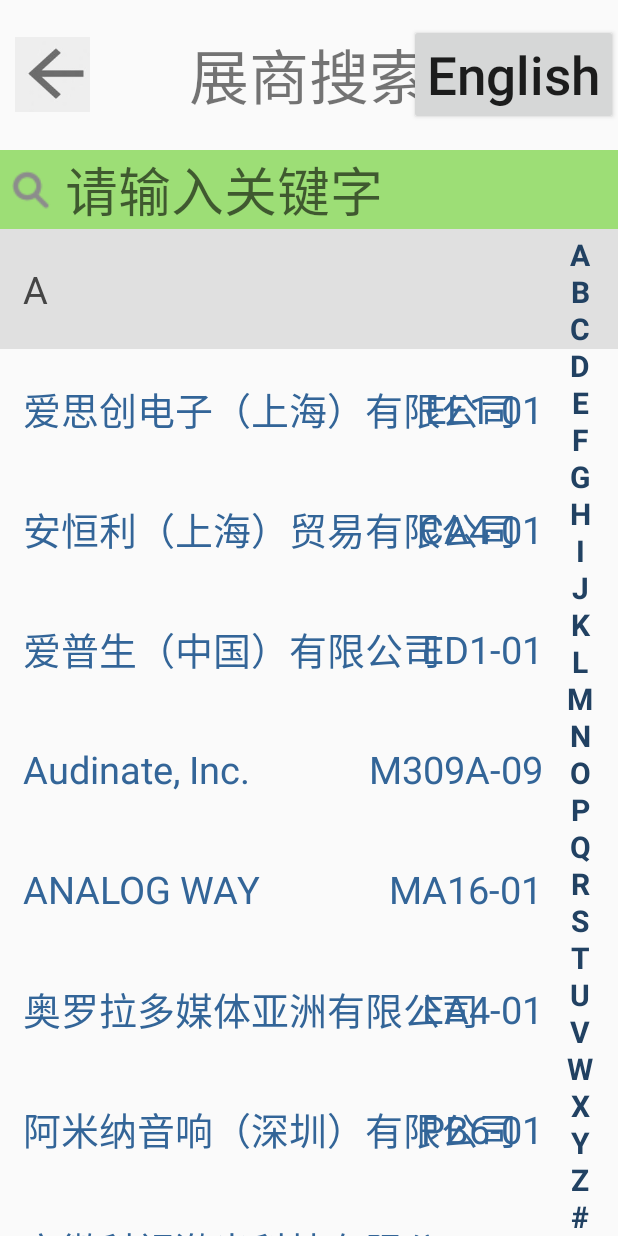
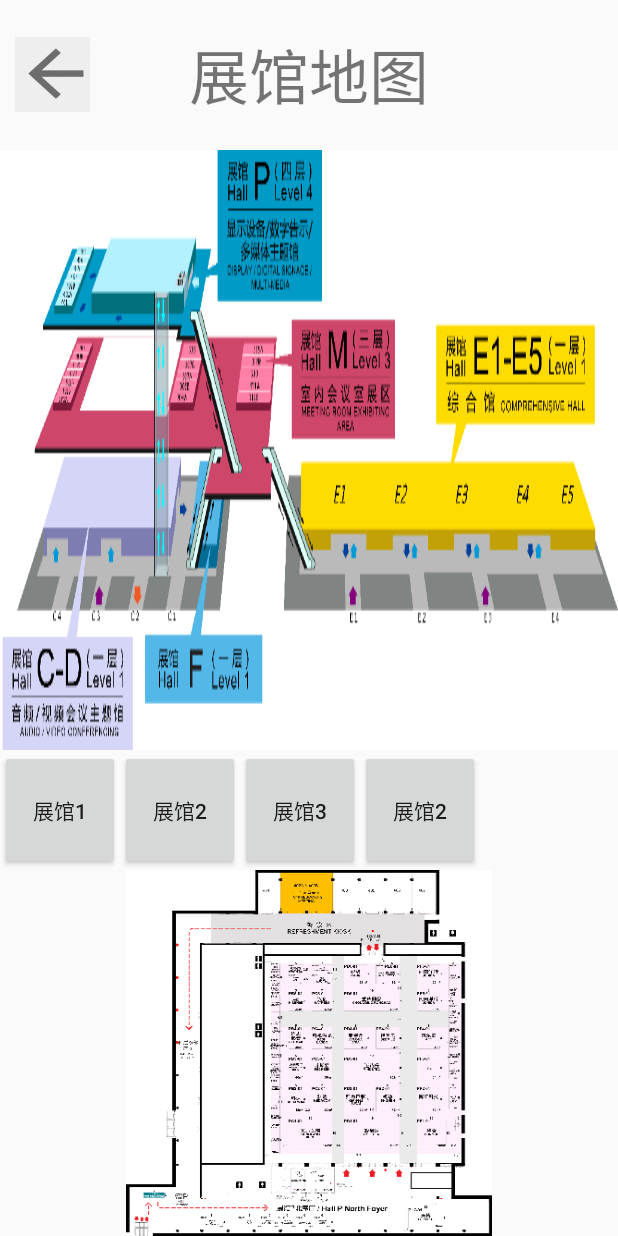
Before and after one commit to BRIANYANGYANG/InfoComm_App, an Android app: the SearchActivity screen opened directly, with no data from a screen before it, after a tap on "爱思创电子（上海）有限公司", on a phone screen of 412 x 824 dp. Run offline under Robolectric (Android 15) with nearby library versions, the phone set to English and light mode, and no system bars; our stand-ins replace ButterKnife; libraries missing offline, so code that uses them is left out: com.orhanobut.logger, com.socks.library; 6 statements that could not run were skipped.

Commit message:
cm  地图功能部分修正

```diff
--- a/app/src/main/java/com/example/administrator/infocomm/MapActivity.java
+++ b/app/src/main/java/com/example/administrator/infocomm/MapActivity.java
@@ -1,10 +1,15 @@
 package com.example.administrator.infocomm;
 
+import android.content.Intent;
 import android.os.Bundle;
-import android.support.annotation.Nullable;
 import android.support.v7.app.AppCompatActivity;
 import android.view.WindowManager;
+import android.widget.Button;
+import android.widget.ImageView;
 import android.widget.TextView;
+
+import com.bumptech.glide.Glide;
+import com.socks.library.KLog;
 
 import butterknife.BindView;
 import butterknife.ButterKnife;
@@ -14,8 +19,29 @@
  */
 
 public class MapActivity extends AppCompatActivity {
+    private static String TAG = "MapActivity";
     @BindView(R.id.title_text)
     TextView title;
+
+    @BindView(R.id.topmap)//顶部3D平面图
+    ImageView topmap;
+
+    @BindView(R.id.planmap)//底部平面图
+    ImageView planMap;
+
+    @BindView(R.id.button1)
+    Button button1;
+
+    @BindView(R.id.button2)
+    Button button2;
+
+    @BindView(R.id.button3)
+    Button button3;
+
+    @BindView(R.id.button4)
+    Button button4;
+
+
 
 
     @Override
@@ -25,9 +51,20 @@
         //去掉Activity上面的状态栏
         getWindow().setFlags(WindowManager.LayoutParams.FLAG_FULLSCREEN, WindowManager.LayoutParams.FLAG_FULLSCREEN);
 
-        setContentView(R.layout.search_main);
+        setContentView(R.layout.map_main);
         ButterKnife.bind(this);
 
+        Intent intent = getIntent();
+        KLog.i(TAG, intent);
+        if (intent.getExtras() != null) {
+            String name = intent.getExtras().getString("name");
+            KLog.i(TAG, name);
+
+        }
+
         title.setText("展馆地图");
+        Glide.with(this).load(R.drawable.topmap).into(topmap);
+        Glide.with(this).load(R.drawable.p).into(planMap);
+
     }
 }
--- a/app/src/main/java/com/example/administrator/infocomm/SearchActivity.java
+++ b/app/src/main/java/com/example/administrator/infocomm/SearchActivity.java
@@ -34,6 +34,7 @@
 
 public class SearchActivity extends AppCompatActivity {
     private static String TAG = "SearchActivity";
+    private static int lauFlag = 0;//0为中文   1为英文
     @BindView(R.id.title_text)
     TextView title;
 
@@ -54,7 +55,9 @@
 
     @OnClick(R.id.btn)
     public void btn() {
-        if (btn.getText().equals("中文")) {
+        if (lauFlag == 1) {
+
+            lauFlag = 0;
             KLog.i(TAG, "转换为 中文 ");
             btn.setText("English");
 
@@ -65,6 +68,7 @@
             adapter.updateList(SourceDateList);
 
         } else {
+            lauFlag = 1;
             KLog.i(TAG, "转换为 English");
             btn.setText("中文");
 
--- a/app/src/main/java/com/example/administrator/infocomm/SortAdapter.java
+++ b/app/src/main/java/com/example/administrator/infocomm/SortAdapter.java
@@ -1,12 +1,15 @@
 package com.example.administrator.infocomm;
 
 import android.content.Context;
+import android.content.Intent;
 import android.support.v7.widget.RecyclerView;
 import android.view.LayoutInflater;
 import android.view.View;
 import android.view.ViewGroup;
 import android.widget.TextView;
 import android.widget.Toast;
+
+import com.socks.library.KLog;
 
 import java.util.List;
 
@@ -66,7 +69,14 @@
         holder.tvName.setOnClickListener(new View.OnClickListener() {
             @Override
             public void onClick(View view) {
+                String name = mData.get(position).getName();
+                Intent intent = new Intent(mContext, MapActivity.class);
+                intent.putExtra("name", name);
+                mContext.startActivity(intent);
+                KLog.i("*********************************");
                 Toast.makeText(mContext, mData.get(position).getName(),Toast.LENGTH_SHORT).show();
+
+
             }
         });
 
--- a/app/src/main/java/com/example/administrator/infocomm/data/CompanyDataManager.java
+++ b/app/src/main/java/com/example/administrator/infocomm/data/CompanyDataManager.java
@@ -185,7 +185,7 @@
             map.put(MapUtils.trim("   先歌国际影音有限公司                                                 "), new CompanyBean("   先歌国际影音有限公司                           ", "      DB3-01                     ",        92.1                             ,            189.8                                 ));
             map.put(MapUtils.trim("   广州君南视听科技有限公司                                           "), new CompanyBean("   广州君南视听科技有限公司                      ", "     DC4-01                      ",       23.9                               ,          271.4                                   ));
             map.put(MapUtils.trim("   深圳市声菲特科技技术有限公司                                      "), new CompanyBean("   深圳市声菲特科技技术有限公司                 ", "     DC4-02                      ",       23.3                               ,          294.6                                   ));
-            map.put(MapUtils.trim("   佛山市柯博明珠数码电子有限公司                                   "), new CompanyBean("   佛山市柯博明珠数码电子有限公                 ", "     DC1-01                      ",       24.5                              ,           345.5                                  ));
+            map.put(MapUtils.trim("   佛山市柯博明珠数码电子有限公司                                   "), new CompanyBean("   佛山市柯博明珠数码电子有限司公司               ", "     DC1-01                      ",       24.5                              ,           345.5                                  ));
             map.put(MapUtils.trim("   深圳市海勤科技有限公司                                              "), new CompanyBean("   深圳市海勤科技有限公司                         ", "     DC3-01                      ",       62                                ,          285                                ));
             map.put(MapUtils.trim("   深圳市技湛科技有限公司                                              "), new CompanyBean("   深圳市技湛科技有限公司                         ", "     DC2-01                      ",       62                                ,           345.2                                ));
             map.put(MapUtils.trim("   杭州艾力特音频技术有限公司                                        "), new CompanyBean("    杭州艾力特音频技术有限公司                   ", "      DB2-01                     ",        92.7                             ,            288.4                                 ));
@@ -208,7 +208,7 @@
             map.put(MapUtils.trim("   广州畅世智能科技有限公司                                          "), new CompanyBean("    广州畅世智能科技有限公司                     ", "      CA5-02                     ",        177.7                           ,              118.7                               ));
             map.put(MapUtils.trim("   浙江冠轩智能科技有限公司                                           "), new CompanyBean("   浙江冠轩智能科技有限公司                     ", "      CA5-01                     ",        194.8                            ,             141.6                               ));
             map.put(MapUtils.trim("   北京久达之声科贸有限公司                                           "), new CompanyBean("   北京久达之声科贸有限公司                      ", "     CB5-01                      ",       269.6                             ,            144.2                                ));
-            map.put(MapUtils.trim("   毕孚自动化设备贸易（上海）有限公司                              "), new CompanyBean("   毕孚自动化设备贸易（上海）有                 ", "     CB5-02                      ",       267.8                            ,             120.8                                ));
+            map.put(MapUtils.trim("   毕孚自动化设备贸易（上海）有限公司                              "), new CompanyBean("   毕孚自动化设备贸易（上海）有限公司                 ", "     CB5-02                      ",       267.8                            ,             120.8                                ));
             map.put(MapUtils.trim("   安恒利（上海）贸易有限公司                                        "), new CompanyBean("    安恒利（上海）贸易有限公司                   ", "      CA4-01                     ",        195.9                           ,              198.7                               ));
             map.put(MapUtils.trim("   厦门亿联网络技术股份有限公司                                      "), new CompanyBean("   厦门亿联网络技术股份有限公司                 ", "     CB4-01                      ",       266.3                            ,             199.4                                ));
             map.put(MapUtils.trim("   广州凯图电子科技有限公司                                           "), new CompanyBean("   广州凯图电子科技有限公司                     ", "      CA3-01                     ",        194.7                            ,             276.3                                ));
@@ -228,7 +228,7 @@
             map.put(MapUtils.trim("   江门市捷思通电子科技有限公司                                     "), new CompanyBean("    江门市捷思通电子科技有限公司                ", "      CD6-01                     ",        424.9                           ,              72.5                               ));
             map.put(MapUtils.trim("   深圳市网今科技有限公司                                              "), new CompanyBean("   深圳市网今科技有限公司                         ", "     CD6-02                      ",       473.9                            ,             74.9                                ));
             map.put(MapUtils.trim("   广州市东来电子科技有限公司                                         "), new CompanyBean("   广州市东来电子科技有限公司                   ", "      CD6-04                      ",       473.7                            ,             47.4                                ));
-            map.put(MapUtils.trim("   深圳市鸿哲智能系统工程有限公司                                   "), new CompanyBean("   深圳市鸿哲智能系统工程有限公                ", "      CC5-01                     ",        359.6                            ,             132.2                               ));
+            map.put(MapUtils.trim("   深圳市鸿哲智能系统工程有限公司                                   "), new CompanyBean("   深圳市鸿哲智能系统工程有限公司                ", "      CC5-01                     ",        359.6                            ,             132.2                               ));
             map.put(MapUtils.trim("   上海洋铭数码科技有限公司                                          "), new CompanyBean("    上海洋铭数码科技有限公司                     ", "      CC4-01                     ",        358.5                           ,              198.5                               ));
             map.put(MapUtils.trim("   深圳市翌田科技有限公司                                              "), new CompanyBean("   深圳市翌田科技有限公司                        ", "      CD5-02                     ",        439.3                            ,             122.2                               ));
             map.put(MapUtils.trim("   湖北安心智能科技有限公司                                          "), new CompanyBean("    湖北安心智能科技有限公司                     ", "      CD5-01                     ",        441.1                           ,              143.4                               ));
--- a/app/src/main/res/layout/map_main.xml
+++ b/app/src/main/res/layout/map_main.xml
@@ -5,6 +5,45 @@
     android:id="@+id/title"
     android:layout_width="match_parent"
     android:layout_height="wrap_content"></com.example.administrator.infocomm.TitleView>
+    <ImageView
+        android:id="@+id/topmap"
+        android:scaleType="fitXY"
+        android:layout_below="@+id/title"
+        android:layout_width="match_parent"
+        android:layout_height="400dp" />
+    <LinearLayout
+        android:id="@+id/buttonare"
+        android:orientation="horizontal"
+        android:layout_below="@id/topmap"
+        android:layout_width="match_parent"
+        android:layout_height="80dp">
+        <Button
+            android:id="@+id/button1"
+            android:text="展馆1"
+            android:layout_width="80dp"
+            android:layout_height="80dp" />
+        <Button
+            android:id="@+id/button2"
+            android:text="展馆2"
+            android:layout_width="80dp"
+            android:layout_height="80dp" />
+        <Button
+            android:id="@+id/button3"
+            android:text="展馆3"
+            android:layout_width="80dp"
+            android:layout_height="80dp" />
+        <Button
+            android:id="@+id/button4"
+            android:text="展馆2"
+            android:layout_width="80dp"
+            android:layout_height="80dp" />
+
+    </LinearLayout>
+    <ImageView
+        android:id="@+id/planmap"
+        android:layout_below="@+id/buttonare"
+        android:layout_width="match_parent"
+        android:layout_height="match_parent" />
 
 
 
```
Also changed, not shown: app/src/main/java/com/example/administrator/infocomm/data/CompanyBean.java (+6 -4 lines), app/src/main/res/drawable/d.png (added), app/src/main/res/drawable/e.png (added), app/src/main/res/drawable/m.png (added), app/src/main/res/drawable/p.png (added), app/src/main/res/drawable/topmap.png (added).
